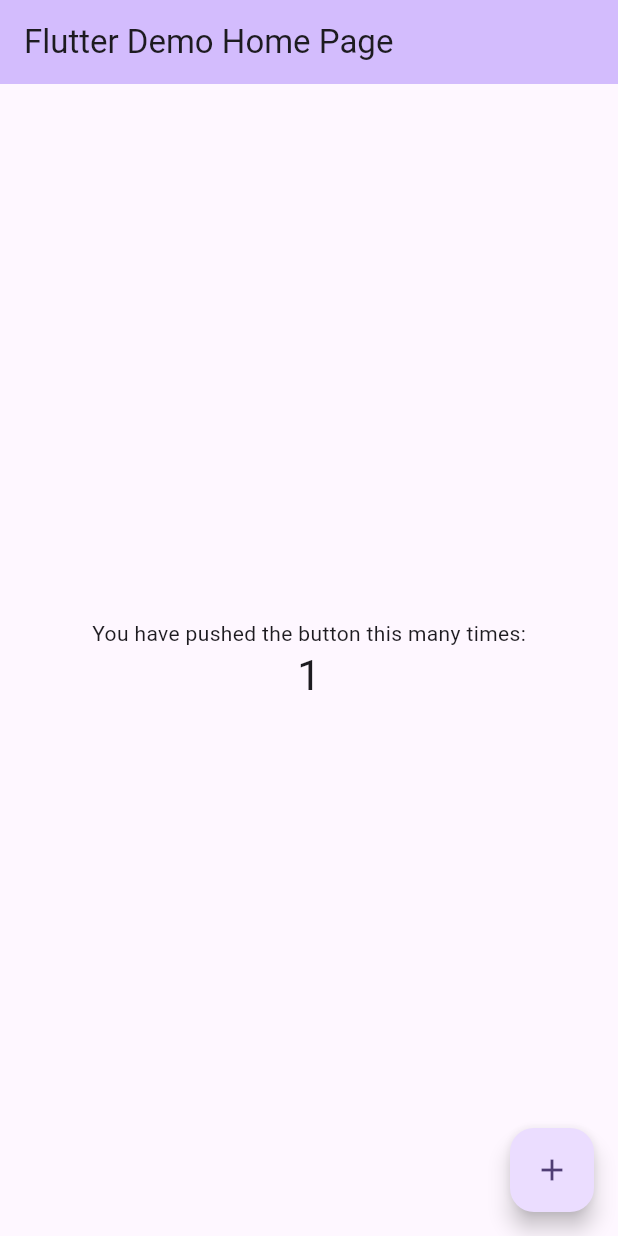
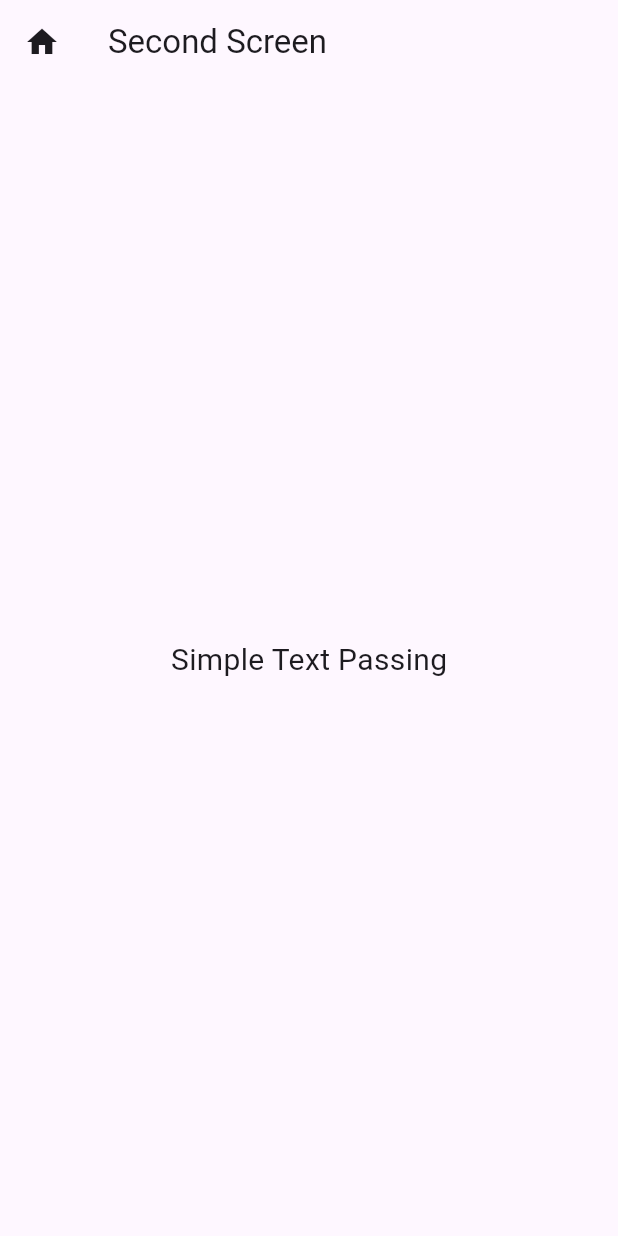
Before and after one commit to yasirupanduka99/Flutter_Series, a Flutter app: the screen it shows after launch, after a tap on the "add" icon, on a phone screen of 412 x 824 dp. Run offline on Flutter 3.47's test engine with Material 2 defaults, Android fonts, the phone set to English and light mode, and no system bars; our stand-ins replace device_preview.

Commit message:
Done tutorial 11 about flutter navigations with static data passing screen to screen. 🪶✨

```diff
--- a/flutter_tutorial_11_navigations/lib/main.dart
+++ b/flutter_tutorial_11_navigations/lib/main.dart
@@ -1,4 +1,6 @@
 import 'package:flutter/material.dart';
+import 'screens/second_screen.dart';
+import 'screens/home_page.dart';
 
 void main() {
   runApp(const MyApp());
@@ -11,115 +13,15 @@ class MyApp extends StatelessWidget {
   @override
   Widget build(BuildContext context) {
     return MaterialApp(
-      title: 'Flutter Demo',
+      title: 'Flutter Navigation',
       theme: ThemeData(
-        // This is the theme of your application.
-        //
-        // TRY THIS: Try running your application with "flutter run". You'll see
-        // the application has a blue toolbar. Then, without quitting the app,
-        // try changing the seedColor in the colorScheme below to Colors.green
-        // and then invoke "hot reload" (save your changes or press the "hot
-        // reload" button in a Flutter-supported IDE, or press "r" if you used
-        // the command line to start the app).
-        //
-        // Notice that the counter didn't reset back to zero; the application
-        // state is not lost during the reload. To reset the state, use hot
-        // restart instead.
-        //
-        // This works for code too, not just values: Most code changes can be
-        // tested with just a hot reload.
         colorScheme: ColorScheme.fromSeed(seedColor: Colors.deepPurple),
         useMaterial3: true,
       ),
-      home: const MyHomePage(title: 'Flutter Demo Home Page'),
+      home: const MyHomePage(title: 'Flutter Navigation'),
+      routes: <String,WidgetBuilder>{
+        '/second': (context)=> SecondScreen('Passing something'),
+      },
     );
   }
 }
-
-class MyHomePage extends StatefulWidget {
-  const MyHomePage({super.key, required this.title});
-
-  // This widget is the home page of your application. It is stateful, meaning
-  // that it has a State object (defined below) that contains fields that affect
-  // how it looks.
-
-  // This class is the configuration for the state. It holds the values (in this
-  // case the title) provided by the parent (in this case the App widget) and
-  // used by the build method of the State. Fields in a Widget subclass are
-  // always marked "final".
-
-  final String title;
-
-  @override
-  State<MyHomePage> createState() => _MyHomePageState();
-}
-
-class _MyHomePageState extends State<MyHomePage> {
-  int _counter = 0;
-
-  void _incrementCounter() {
-    setState(() {
-      // This call to setState tells the Flutter framework that something has
-      // changed in this State, which causes it to rerun the build method below
-      // so that the display can reflect the updated values. If we changed
-      // _counter without calling setState(), then the build method would not be
-      // called again, and so nothing would appear to happen.
-      _counter++;
-    });
-  }
-
-  @override
-  Widget build(BuildContext context) {
-    // This method is rerun every time setState is called, for instance as done
-    // by the _incrementCounter method above.
-    //
-    // The Flutter framework has been optimized to make rerunning build methods
-    // fast, so that you can just rebuild anything that needs updating rather
-    // than having to individually change instances of widgets.
-    return Scaffold(
-      appBar: AppBar(
-        // TRY THIS: Try changing the color here to a specific color (to
-        // Colors.amber, perhaps?) and trigger a hot reload to see the AppBar
-        // change color while the other colors stay the same.
-        backgroundColor: Theme.of(context).colorScheme.inversePrimary,
-        // Here we take the value from the MyHomePage object that was created by
-        // the App.build method, and use it to set our appbar title.
-        title: Text(widget.title),
-      ),
-      body: Center(
-        // Center is a layout widget. It takes a single child and positions it
-        // in the middle of the parent.
-        child: Column(
-          // Column is also a layout widget. It takes a list of children and
-          // arranges them vertically. By default, it sizes itself to fit its
-          // children horizontally, and tries to be as tall as its parent.
-          //
-          // Column has various properties to control how it sizes itself and
-          // how it positions its children. Here we use mainAxisAlignment to
-          // center the children vertically; the main axis here is the vertical
-          // axis because Columns are vertical (the cross axis would be
-          // horizontal).
-          //
-          // TRY THIS: Invoke "debug painting" (choose the "Toggle Debug Paint"
-          // action in the IDE, or press "p" in the console), to see the
-          // wireframe for each widget.
-          mainAxisAlignment: MainAxisAlignment.center,
-          children: <Widget>[
-            const Text(
-              'You have pushed the button this many times:',
-            ),
-            Text(
-              '$_counter',
-              style: Theme.of(context).textTheme.headlineMedium,
-            ),
-          ],
-        ),
-      ),
-      floatingActionButton: FloatingActionButton(
-        onPressed: _incrementCounter,
-        tooltip: 'Increment',
-        child: const Icon(Icons.add),
-      ), // This trailing comma makes auto-formatting nicer for build methods.
-    );
-  }
-}
--- a/flutter_tutorial_11_navigations/lib/screens/home_page.dart
+++ b/flutter_tutorial_11_navigations/lib/screens/home_page.dart
@@ -0,0 +1,45 @@
+import 'package:flutter/material.dart';
+import 'second_screen.dart';
+
+class MyHomePage extends StatefulWidget {
+  const MyHomePage({super.key, required this.title});
+
+  final String title;
+
+  @override
+  State<MyHomePage> createState() => _MyHomePageState();
+}
+
+class _MyHomePageState extends State<MyHomePage> {
+  @override
+  Widget build(BuildContext context) {
+    return Scaffold(
+      appBar: AppBar(
+        backgroundColor: Theme.of(context).colorScheme.inversePrimary,
+        title: Text(widget.title), //widget.title is how you access object or variable from the class. line no 20, line no25 line no 27
+      ),
+      body: const Center(
+        child: Column(
+          mainAxisAlignment: MainAxisAlignment.center,
+          children: <Widget>[
+            Text(
+              'Flutter Navigation',
+            ),
+          ],
+        ),
+      ),
+      floatingActionButton: FloatingActionButton(
+        onPressed: (){
+          Navigator.of(context).push(MaterialPageRoute(
+              builder: (_){
+                return SecondScreen("Simple Text Passing");
+              }
+          ));
+          // Navigator.of(context).pushNamed('/second');
+        },
+        tooltip: 'Increment',
+        child: const Icon(Icons.add),
+      ), // This trailing comma makes auto-formatting nicer for build methods.
+    );
+  }
+}
--- a/flutter_tutorial_11_navigations/lib/screens/second_screen.dart
+++ b/flutter_tutorial_11_navigations/lib/screens/second_screen.dart
@@ -0,0 +1,35 @@
+import 'package:flutter/material.dart';
+import 'home_page.dart';
+
+class SecondScreen extends StatelessWidget {
+
+  String text; //global variable or class level variable
+
+  SecondScreen(this.text, {super.key});
+
+  @override
+  Widget build(BuildContext context) {
+    return Scaffold(
+      appBar: AppBar(
+        title: const Text('Second Screen'),
+        leading: IconButton(
+            onPressed: (){
+              Navigator.pop(context,const MyHomePage(title: ''));
+            },
+            icon: const Icon(Icons.home)
+        ),
+      ),
+      body: Center(
+        child: Column(
+          mainAxisAlignment: MainAxisAlignment.center,
+          children: [
+            Text(
+              text,
+              style: const TextStyle(fontSize: 20.0),
+            )
+          ],
+        ),
+      ),
+    );
+  }
+}
```
